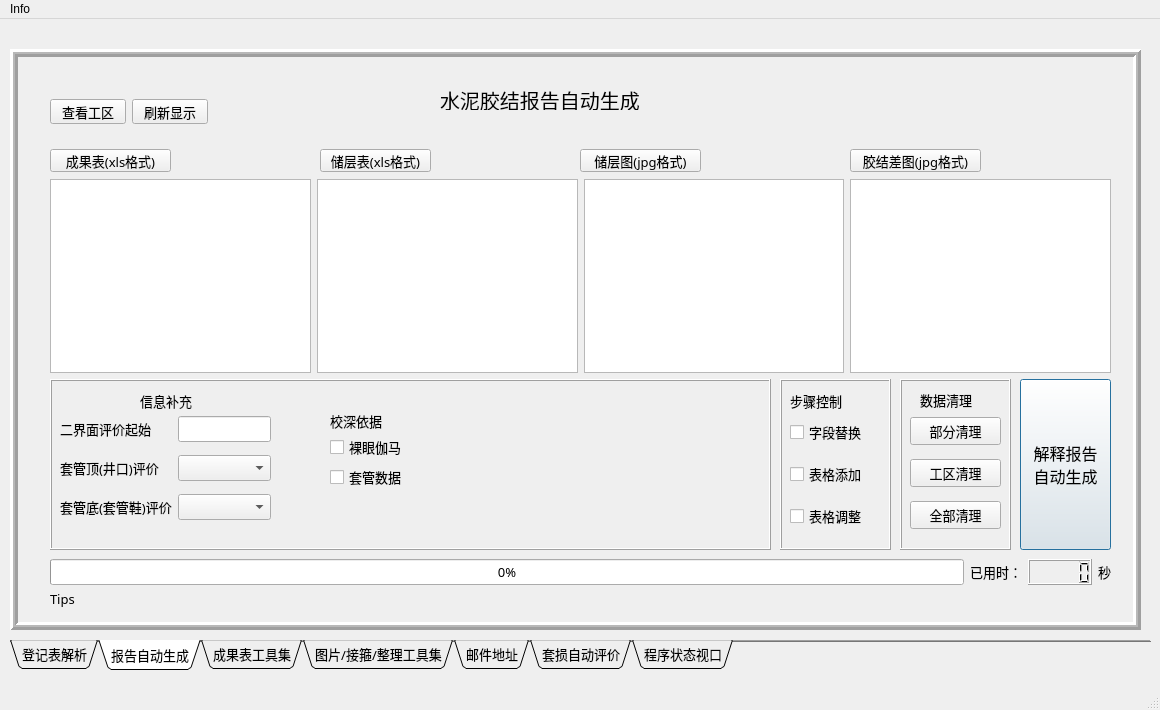
First picture: the form in CLASSES/ENGINEER_LOGGING_UI.ui, repository KiwiPapa/4Stars-EngineerLoggingAssistant, before the edit.
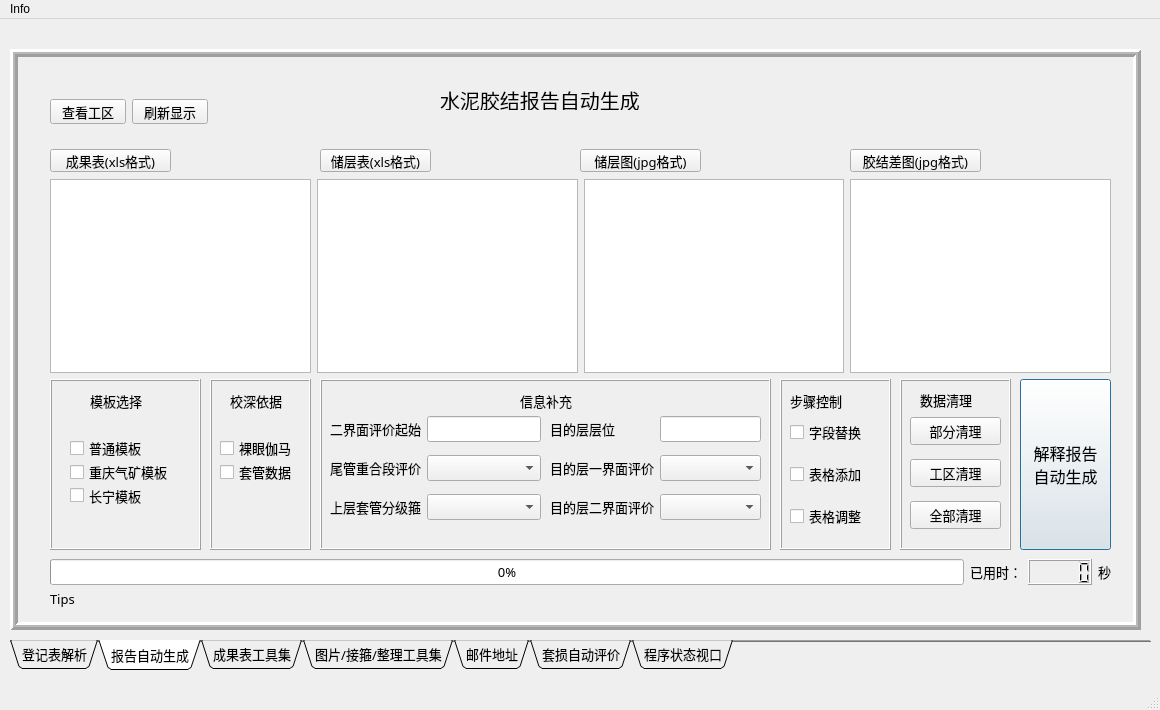
Second picture: the form after the edit. The open tabs and pages were chosen to show the change.

The edit to the form file:
```diff
--- a/CLASSES/ENGINEER_LOGGING_UI.ui
+++ b/CLASSES/ENGINEER_LOGGING_UI.ui
@@ -2679,9 +2679,9 @@
       <widget class="QFrame" name="frame_19">
        <property name="geometry">
         <rect>
-         <x>40</x>
+         <x>310</x>
          <y>330</y>
-         <width>721</width>
+         <width>451</width>
          <height>171</height>
         </rect>
        </property>
@@ -2720,7 +2720,7 @@
             <string notr="true">font: 10pt &quot;黑体&quot;;</string>
            </property>
            <property name="text">
-            <string>套管顶(井口)评价</string>
+            <string>尾管重合段评价</string>
            </property>
           </widget>
          </item>
@@ -2774,7 +2774,7 @@
             <string notr="true">font: 10pt &quot;黑体&quot;;</string>
            </property>
            <property name="text">
-            <string>套管底(套管鞋)评价</string>
+            <string>上层套管分级箍</string>
            </property>
           </widget>
          </item>
@@ -2793,7 +2793,7 @@
        <widget class="QLabel" name="label_126">
         <property name="geometry">
          <rect>
-          <x>90</x>
+          <x>200</x>
           <y>10</y>
           <width>61</width>
           <height>23</height>
@@ -2806,47 +2806,104 @@
          <string>信息补充</string>
         </property>
        </widget>
-       <widget class="QCheckBox" name="checkBox_5">
+       <widget class="QWidget" name="layoutWidget_23">
         <property name="geometry">
          <rect>
-          <x>280</x>
-          <y>60</y>
-          <width>81</width>
-          <height>16</height>
-         </rect>
-        </property>
-        <property name="text">
-         <string>裸眼伽马</string>
-        </property>
-       </widget>
-       <widget class="QCheckBox" name="checkBox_13">
-        <property name="geometry">
-         <rect>
-          <x>280</x>
-          <y>90</y>
-          <width>81</width>
-          <height>16</height>
-         </rect>
-        </property>
-        <property name="text">
-         <string>套管数据</string>
-        </property>
-       </widget>
-       <widget class="QLabel" name="label_147">
-        <property name="geometry">
-         <rect>
-          <x>280</x>
+          <x>230</x>
           <y>30</y>
-          <width>61</width>
-          <height>23</height>
+          <width>211</width>
+          <height>121</height>
          </rect>
         </property>
         <property name="styleSheet">
          <string notr="true">font: 10pt &quot;黑体&quot;;</string>
         </property>
-        <property name="text">
-         <string>校深依据</string>
-        </property>
+        <layout class="QGridLayout" name="gridLayout_49">
+         <item row="1" column="0">
+          <widget class="QLabel" name="label_104">
+           <property name="font">
+            <font>
+             <family>黑体</family>
+             <pointsize>10</pointsize>
+             <weight>50</weight>
+             <italic>false</italic>
+             <bold>false</bold>
+             <underline>false</underline>
+            </font>
+           </property>
+           <property name="styleSheet">
+            <string notr="true">font: 10pt &quot;黑体&quot;;</string>
+           </property>
+           <property name="text">
+            <string>目的层一界面评价</string>
+           </property>
+          </widget>
+         </item>
+         <item row="1" column="1">
+          <widget class="QComboBox" name="comboBox_11">
+           <property name="styleSheet">
+            <string notr="true">font: 10pt &quot;黑体&quot;;</string>
+           </property>
+          </widget>
+         </item>
+         <item row="0" column="0">
+          <widget class="QLabel" name="label_144">
+           <property name="font">
+            <font>
+             <family>黑体</family>
+             <pointsize>10</pointsize>
+             <weight>50</weight>
+             <italic>false</italic>
+             <bold>false</bold>
+             <underline>false</underline>
+            </font>
+           </property>
+           <property name="styleSheet">
+            <string notr="true">font: 10pt &quot;黑体&quot;;</string>
+           </property>
+           <property name="text">
+            <string>目的层层位</string>
+           </property>
+          </widget>
+         </item>
+         <item row="2" column="1">
+          <widget class="QComboBox" name="comboBox_12">
+           <property name="styleSheet">
+            <string notr="true">font: 10pt &quot;黑体&quot;;</string>
+           </property>
+          </widget>
+         </item>
+         <item row="2" column="0">
+          <widget class="QLabel" name="label_145">
+           <property name="font">
+            <font>
+             <family>黑体</family>
+             <pointsize>10</pointsize>
+             <weight>50</weight>
+             <italic>false</italic>
+             <bold>false</bold>
+             <underline>false</underline>
+            </font>
+           </property>
+           <property name="styleSheet">
+            <string notr="true">font: 10pt &quot;黑体&quot;;</string>
+           </property>
+           <property name="text">
+            <string>目的层二界面评价</string>
+           </property>
+          </widget>
+         </item>
+         <item row="0" column="1">
+          <widget class="QLineEdit" name="lineEdit_118">
+           <property name="styleSheet">
+            <string notr="true">font: 10pt &quot;黑体&quot;;</string>
+           </property>
+           <property name="text">
+            <string/>
+           </property>
+          </widget>
+         </item>
+        </layout>
        </widget>
       </widget>
       <widget class="QWidget" name="layoutWidget">
@@ -3024,6 +3081,129 @@
         <string>Tips</string>
        </property>
       </widget>
+      <widget class="QFrame" name="frame_25">
+       <property name="geometry">
+        <rect>
+         <x>40</x>
+         <y>330</y>
+         <width>151</width>
+         <height>171</height>
+        </rect>
+       </property>
+       <property name="frameShape">
+        <enum>QFrame::Box</enum>
+       </property>
+       <property name="frameShadow">
+        <enum>QFrame::Raised</enum>
+       </property>
+       <widget class="QLabel" name="label_146">
+        <property name="geometry">
+         <rect>
+          <x>40</x>
+          <y>10</y>
+          <width>61</width>
+          <height>23</height>
+         </rect>
+        </property>
+        <property name="styleSheet">
+         <string notr="true">font: 10pt &quot;黑体&quot;;</string>
+        </property>
+        <property name="text">
+         <string>模板选择</string>
+        </property>
+       </widget>
+       <widget class="QWidget" name="layoutWidget">
+        <property name="geometry">
+         <rect>
+          <x>20</x>
+          <y>60</y>
+          <width>109</width>
+          <height>65</height>
+         </rect>
+        </property>
+        <layout class="QGridLayout" name="gridLayout_47">
+         <item row="0" column="0">
+          <widget class="QCheckBox" name="checkBox_14">
+           <property name="text">
+            <string>普通模板</string>
+           </property>
+          </widget>
+         </item>
+         <item row="1" column="0">
+          <widget class="QCheckBox" name="checkBox_15">
+           <property name="text">
+            <string>重庆气矿模板</string>
+           </property>
+          </widget>
+         </item>
+         <item row="2" column="0">
+          <widget class="QCheckBox" name="checkBox_16">
+           <property name="text">
+            <string>长宁模板</string>
+           </property>
+          </widget>
+         </item>
+        </layout>
+       </widget>
+      </widget>
+      <widget class="QFrame" name="frame_26">
+       <property name="geometry">
+        <rect>
+         <x>200</x>
+         <y>330</y>
+         <width>101</width>
+         <height>171</height>
+        </rect>
+       </property>
+       <property name="frameShape">
+        <enum>QFrame::Box</enum>
+       </property>
+       <property name="frameShadow">
+        <enum>QFrame::Raised</enum>
+       </property>
+       <widget class="QLabel" name="label_147">
+        <property name="geometry">
+         <rect>
+          <x>20</x>
+          <y>10</y>
+          <width>61</width>
+          <height>23</height>
+         </rect>
+        </property>
+        <property name="styleSheet">
+         <string notr="true">font: 10pt &quot;黑体&quot;;</string>
+        </property>
+        <property name="text">
+         <string>校深依据</string>
+        </property>
+       </widget>
+       <widget class="QWidget" name="layoutWidget">
+        <property name="geometry">
+         <rect>
+          <x>10</x>
+          <y>60</y>
+          <width>81</width>
+          <height>42</height>
+         </rect>
+        </property>
+        <layout class="QGridLayout" name="gridLayout_48">
+         <item row="0" column="0">
+          <widget class="QCheckBox" name="checkBox_5">
+           <property name="text">
+            <string>裸眼伽马</string>
+           </property>
+          </widget>
+         </item>
+         <item row="1" column="0">
+          <widget class="QCheckBox" name="checkBox_13">
+           <property name="text">
+            <string>套管数据</string>
+           </property>
+          </widget>
+         </item>
+        </layout>
+       </widget>
+      </widget>
      </widget>
     </widget>
     <widget class="QWidget" name="tab_10">
```
Left out of the diff: 74 changed lines with no effect on the pictures.
